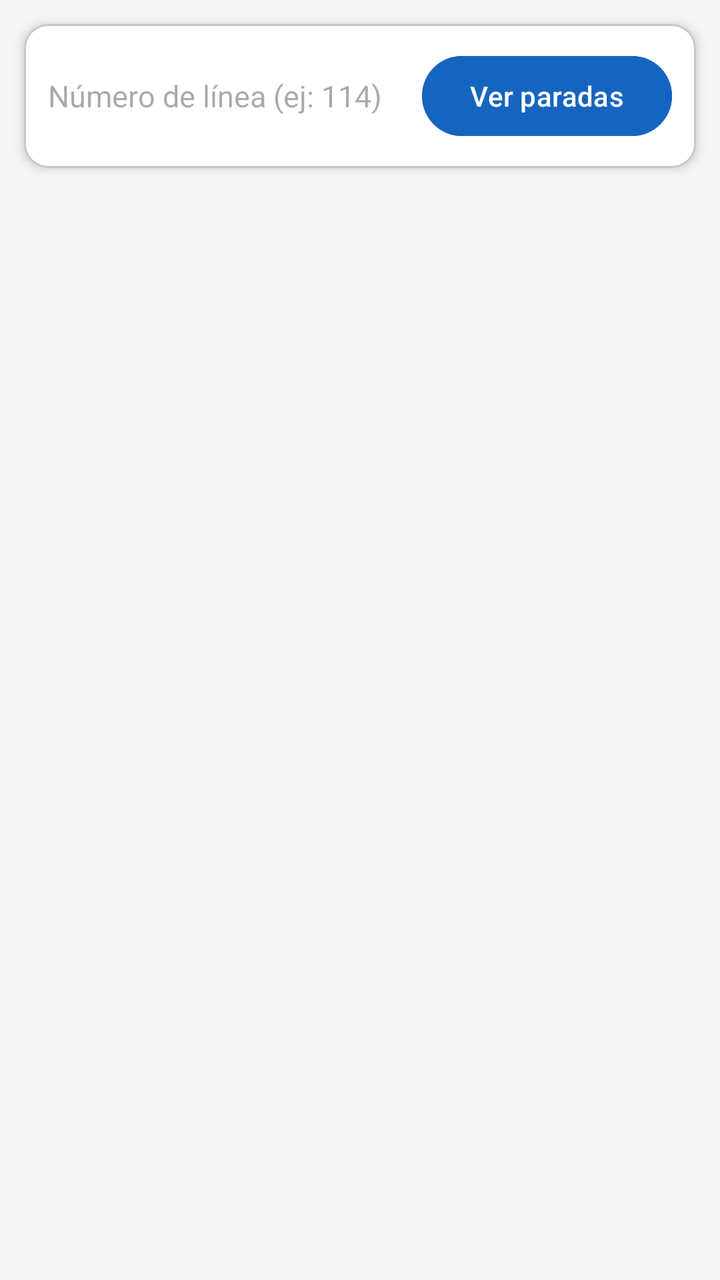
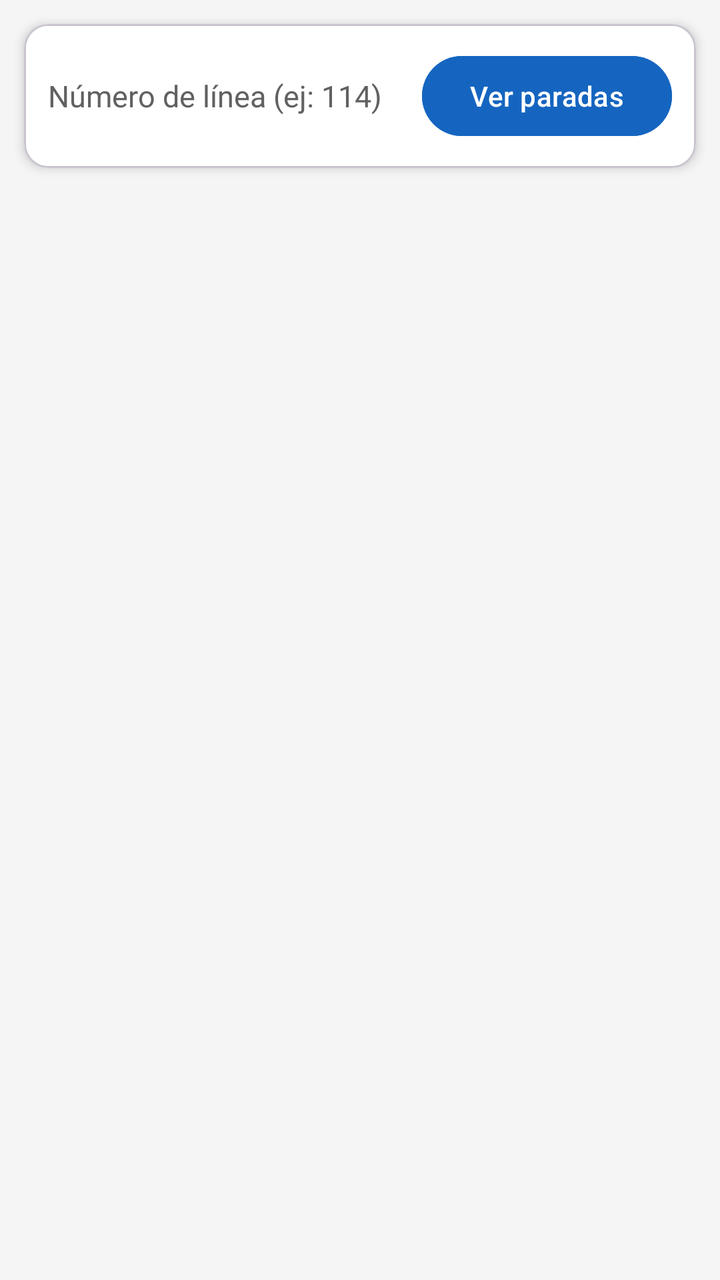

Two renders of the same Android screen: before a commit and after it. Below are the layout's source before the change and the commit's diff.
<!-- AndroidManifest.xml: application theme Theme.AplicacionEMT -->
<!-- res/layout/fragment_lineas.xml -->
<?xml version="1.0" encoding="utf-8"?>
<LinearLayout xmlns:android="http://schemas.android.com/apk/res/android"
    xmlns:app="http://schemas.android.com/apk/res-auto"
    android:layout_width="match_parent"
    android:layout_height="match_parent"
    android:background="@color/emt_background"
    android:orientation="vertical">

    
    <com.google.android.material.card.MaterialCardView
        android:layout_width="match_parent"
        android:layout_height="wrap_content"
        android:layout_margin="12dp"
        app:cardBackgroundColor="@color/card_background"
        app:cardCornerRadius="12dp"
        app:cardElevation="3dp">

        <LinearLayout
            android:layout_width="match_parent"
            android:layout_height="wrap_content"
            android:orientation="horizontal"
            android:padding="12dp"
            android:gravity="center_vertical">

            <EditText
                android:id="@+id/etLinea"
                android:layout_width="0dp"
                android:layout_height="wrap_content"
                android:layout_weight="1"
                android:hint="Número de línea (ej: 114)"
                android:inputType="text"
                android:imeOptions="actionSearch"
                android:maxLines="1"
                android:background="@android:color/transparent"
                android:textSize="15sp"/>

            <Button
                android:id="@+id/btnVerParadas"
                android:layout_width="wrap_content"
                android:layout_height="wrap_content"
                android:layout_marginStart="8dp"
                android:text="Ver paradas"
                android:backgroundTint="@color/emt_blue"
                android:textColor="@color/white"
                style="@style/Widget.Material3.Button"/>

        </LinearLayout>

    </com.google.android.material.card.MaterialCardView>

    
    <FrameLayout
        android:layout_width="match_parent"
        android:layout_height="0dp"
        android:layout_weight="1">

        <ProgressBar
            android:id="@+id/progressBar"
            android:layout_width="wrap_content"
            android:layout_height="wrap_content"
            android:layout_gravity="center"
            android:visibility="gone"/>

        <TextView
            android:id="@+id/tvError"
            android:layout_width="wrap_content"
            android:layout_height="wrap_content"
            android:layout_gravity="center"
            android:gravity="center"
            android:textColor="#757575"
            android:textSize="16sp"
            android:visibility="gone"/>

        <androidx.recyclerview.widget.RecyclerView
            android:id="@+id/recyclerView"
            android:layout_width="match_parent"
            android:layout_height="match_parent"
            android:paddingTop="4dp"
            android:paddingBottom="8dp"
            android:clipToPadding="false"
            android:visibility="gone"/>

    </FrameLayout>

</LinearLayout>
<!-- resources referenced by this layout -->
<resources>
  <color name="card_background">#FFFFFF</color>
  <color name="emt_background">#F5F5F5</color>
  <color name="emt_blue">#1565C0</color>
  <color name="white">#FFFFFFFF</color>
  <style name="Theme.AplicacionEMT" parent="Base.Theme.AplicacionEMT" />
  <style name="Base.Theme.AplicacionEMT" parent="Theme.Material3.DayNight.NoActionBar">
          <item name="colorPrimary">@color/emt_blue</item>
          <item name="colorPrimaryVariant">@color/emt_blue_dark</item>
          <item name="colorOnPrimary">@color/white</item>
          <item name="android:windowBackground">@color/emt_background</item>
      </style>
  <color name="emt_blue_dark">#003c8f</color>
</resources>

<!-- the commit's change to res/layout/fragment_lineas.xml (unified diff, before → after) -->
@@ -28,6 +28,7 @@
                 android:layout_height="wrap_content"
                 android:layout_weight="1"
                 android:hint="Número de línea (ej: 114)"
+                android:textColorHint="#616161"
                 android:inputType="text"
                 android:imeOptions="actionSearch"
                 android:maxLines="1"
@@ -67,7 +68,7 @@
             android:layout_height="wrap_content"
             android:layout_gravity="center"
             android:gravity="center"
-            android:textColor="#757575"
+            android:textColor="#545454"
             android:textSize="16sp"
             android:visibility="gone"/>
 
